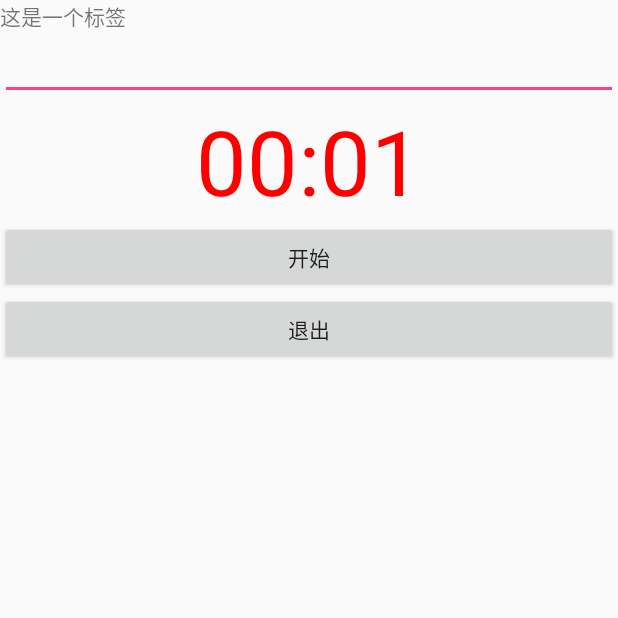
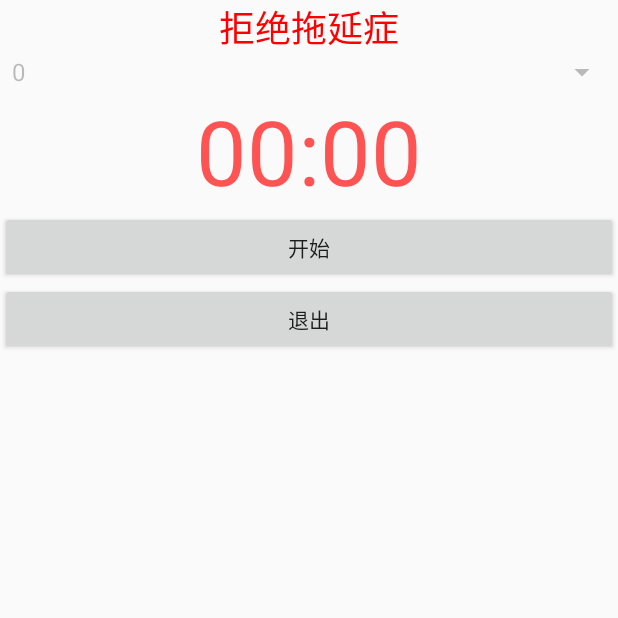
Before and after one commit to buyulian/Refusing-procrastination-Android-App, an Android app: the screen it shows after launch (MainActivity), after a tap on "开始", on a phone screen of 412 x 824 dp, the top half of it. Run offline under Robolectric (Android 15) with nearby library versions, the phone set to English and light mode, and no system bars.

Commit message:
基本功能初步完成

```diff
--- a/app/src/main/java/com/example/buyulian/study/MainActivity.java
+++ b/app/src/main/java/com/example/buyulian/study/MainActivity.java
@@ -4,26 +4,24 @@ import android.app.Activity;
 import android.app.Notification;
 import android.app.NotificationManager;
 import android.content.Intent;
+import android.content.res.ColorStateList;
 import android.graphics.BitmapFactory;
 import android.os.Bundle;
 import android.os.SystemClock;
 import android.support.v7.app.NotificationCompat;
 import android.view.KeyEvent;
 import android.view.View;
-import android.widget.Button;
-import android.widget.Chronometer;
-import android.widget.EditText;
-import android.widget.Toast;
+import android.widget.*;
 
 import java.util.Date;
 
 public class MainActivity extends Activity {
     private Button button;
     private Button buttonExit;
-    private EditText editText;
+    private Spinner spinner;
     private Chronometer chronometer;
-    private Intent intent;
     private boolean isFinished=false;
+    private int limitTime=180;
     @Override
     protected void onCreate(Bundle savedInstanceState) {
         super.onCreate(savedInstanceState);
@@ -33,22 +31,36 @@ public class MainActivity extends Activity {
     }
 
     private void initView(){
-        editText=findViewById(R.id.editText);
         button=findViewById(R.id.button);
         buttonExit=findViewById(R.id.buttonExit);
+        spinner=findViewById(R.id.spinner1);
         chronometer=findViewById(R.id.chronometer);
+
+        spinner.setOnItemSelectedListener(new AdapterView.OnItemSelectedListener() {
+
+            @Override
+            public void onItemSelected(AdapterView<?> parent, View view,int position, long id) {
+
+                //拿到被选择项的值
+                String str = (String) spinner.getSelectedItem();
+                //把该值传给 limitTime
+                limitTime=Integer.parseInt(str)*60;
+            }
+
+            @Override
+            public void onNothingSelected(AdapterView<?> parent) {
+                // TODO Auto-generated method stub
+
+            }
+        });
 
         button.setOnClickListener(new View.OnClickListener() {
             @Override
             public void onClick(View v) {
+                spinner.setEnabled(false);
+                encourageBegin();
                 chronometer.setBase(SystemClock.elapsedRealtime());
                 chronometer.start();
-                new Thread(new Runnable() {
-                    @Override
-                    public void run() {
-                        beginTime();
-                    }
-                }).start();
             }
         });
 
@@ -60,18 +72,37 @@ public class MainActivity extends Activity {
         });
 
         chronometer.setOnChronometerTickListener(new Chronometer.OnChronometerTickListener() {
-            EncourageContent encourageContent=new EncourageContent();
+            boolean change=false;
             @Override
             public void onChronometerTick(Chronometer chronometer) {
-                String text=chronometer.getText().toString();
-                int s=Integer.parseInt(text.replace(':','0'));
-                if(s%20==0){
-                    String content= encourageContent.getNextContent();
-                    Toast.makeText(MainActivity.this,content,Toast.LENGTH_SHORT).show();
+                if(!change){
+                    String text=chronometer.getText().toString();
+                    String[] a=text.split(":") ;
+                    int s=0;
+                    for(String b:a){
+                        int c=Integer.parseInt(b);
+                        s*=60;
+                        s+=c;
+                    }
+                    if(s>limitTime){
+                        change=true;
+                        chronometer.setTextColor(0xAAff0000);
+                        chronometer.setBase(SystemClock.elapsedRealtime());
+                    }
                 }
+
             }
         });
 
+    }
+
+    private void encourageBegin(){
+        new Thread(new Runnable() {
+            @Override
+            public void run() {
+                beginTime();
+            }
+        }).start();
     }
 
     private void exit(){
@@ -114,14 +145,20 @@ public class MainActivity extends Activity {
     private void beginTime(){
         EncourageContent encourageContent=new EncourageContent();
         long beginMill=new Date().getTime();
+        boolean change=false;
         while (!isFinished){
             long nowWill=new Date().getTime();
             int DValue=(int)(nowWill-beginMill)/1000;
-            if(DValue%20==0){
-                String content=encourageContent.getNextContent();
-                myNotify(content,DValue/20);
+            if(!change){
+                if(DValue>limitTime){
+                    change=true;
+                }
+            }else{
+                if(DValue%20==0){
+                    String content=encourageContent.getNextContent();
+                    myNotify(content,DValue/20);
+                }
             }
-
             try {
                 Thread.sleep(500);
             } catch (InterruptedException e) {
--- a/app/src/main/res/layout/activity_main.xml
+++ b/app/src/main/res/layout/activity_main.xml
@@ -8,20 +8,22 @@
 
     <TextView
             android:text="@string/text_view"
+            android:layout_width="wrap_content"
+            android:layout_height="wrap_content"
+            android:textSize="24sp"
+            android:textColor="#ff0000"
+            android:gravity="center" android:id="@+id/textView"/>
+    <Spinner
+            android:id="@+id/spinner1"
             android:layout_width="match_parent"
-            android:layout_height="wrap_content" android:id="@+id/textView"/>
-    <EditText
-            android:id="@+id/editText"
-            android:text="@string/edit_text"
-            android:layout_width="fill_parent"
             android:layout_height="wrap_content"
-            android:inputType="none" />
+            android:entries="@array/spinner"/>
+
     <Chronometer
             android:id="@+id/chronometer"
             android:layout_width="fill_parent"
             android:layout_height="wrap_content"
             android:gravity="center"
-            android:textColor="#ff0000"
             android:textSize="60sp" />
 
     <Button
--- /dev/null
+++ b/app/src/main/res/values/array.xml
@@ -0,0 +1,12 @@
+<?xml version="1.0" encoding="utf-8"?>
+<resources>
+    <string-array name="spinner">
+        <item>0</item>
+        <item>1</item>
+        <item>3</item>
+        <item>5</item>
+        <item>10</item>
+        <item>20</item>
+        <item>30</item>
+    </string-array>
+</resources>
--- a/app/src/main/res/values/colors.xml
+++ b/app/src/main/res/values/colors.xml
@@ -3,4 +3,7 @@
     <color name="colorPrimary">#3F51B5</color>
     <color name="colorPrimaryDark">#303F9F</color>
     <color name="colorAccent">#FF4081</color>
+    <color name="red">#ff0000</color>
+    <color name="white">#ffffff</color>
+    <color name="black">#000000</color>
 </resources>
--- a/app/src/main/res/values/strings.xml
+++ b/app/src/main/res/values/strings.xml
@@ -1,8 +1,8 @@
 <resources>
     <string name="app_name">Now</string>
 
-    <string name="text_view">这是一个标签</string>
-    <string name="edit_text"></string>
+    <string name="text_view">拒绝拖延症</string>
     <string name="button">开始</string>
     <string name="button_exit">退出</string>
+
 </resources>
```
